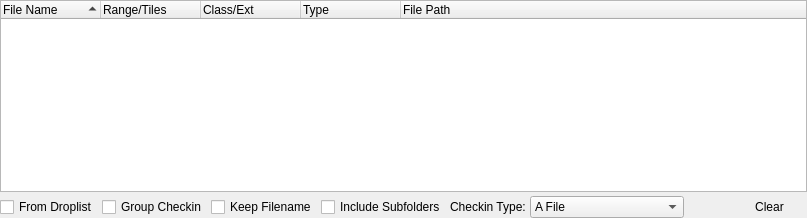
Old version of the form lib/ui/checkin_out/ui_drop_plate.ui in the repository listyque/TACTIC-Handler.
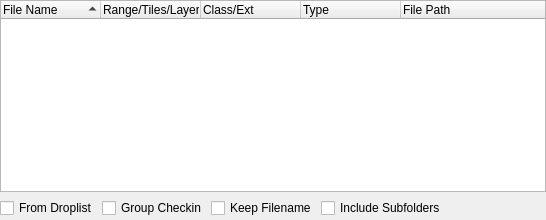
New version of the form.

Commit message:
Drop Plate Rewriting
Removed pyseq from lib.side
Added new File class, and Matching template to parce sequences, udims etc by templates.
Added parcing templates editor (not complete yet)
Bugfixes.
Next to do:
commit of sequences, udims, and folders.
Replace all commit to tactic routines from ui classes, to File class
Bugfixes
Fixes to open cg template

The edit to the form file:
```diff
--- a/lib/ui/checkin_out/ui_drop_plate.ui
+++ b/lib/ui/checkin_out/ui_drop_plate.ui
@@ -2,12 +2,6 @@
 <ui version="4.0">
  <class>dropPlate</class>
  <widget class="QWidget" name="dropPlate">
-  <property name="sizePolicy">
-   <sizepolicy hsizetype="Ignored" vsizetype="Preferred">
-    <horstretch>0</horstretch>
-    <verstretch>0</verstretch>
-   </sizepolicy>
-  </property>
   <property name="windowTitle">
    <string>Form</string>
   </property>
@@ -71,45 +65,6 @@
     </widget>
    </item>
    <item row="1" column="4">
-    <widget class="QLabel" name="checkinTypeLabel">
-     <property name="text">
-      <string>Checkin Type:</string>
-     </property>
-     <property name="textFormat">
-      <enum>Qt::PlainText</enum>
-     </property>
-    </widget>
-   </item>
-   <item row="1" column="5">
-    <widget class="QComboBox" name="checkinTypeComboBox">
-     <item>
-      <property name="text">
-       <string>A File</string>
-      </property>
-     </item>
-     <item>
-      <property name="text">
-       <string>A Sequence</string>
-      </property>
-     </item>
-     <item>
-      <property name="text">
-       <string>A Directory</string>
-      </property>
-     </item>
-     <item>
-      <property name="text">
-       <string>Miltiple Individual Files</string>
-      </property>
-     </item>
-     <item>
-      <property name="text">
-       <string>Work Area</string>
-      </property>
-     </item>
-    </widget>
-   </item>
-   <item row="1" column="6">
     <spacer name="horizontalSpacer">
      <property name="orientation">
       <enum>Qt::Horizontal</enum>
@@ -122,32 +77,35 @@
      </property>
     </spacer>
    </item>
-   <item row="1" column="7">
+   <item row="1" column="6">
     <widget class="QToolButton" name="clearPushButton">
      <property name="sizePolicy">
-      <sizepolicy hsizetype="Preferred" vsizetype="Preferred">
+      <sizepolicy hsizetype="Fixed" vsizetype="Fixed">
        <horstretch>0</horstretch>
        <verstretch>0</verstretch>
       </sizepolicy>
      </property>
      <property name="minimumSize">
       <size>
-       <width>75</width>
-       <height>0</height>
+       <width>24</width>
+       <height>24</height>
       </size>
      </property>
-     <property name="text">
-      <string>Clear</string>
+     <property name="maximumSize">
+      <size>
+       <width>24</width>
+       <height>24</height>
+      </size>
      </property>
      <property name="toolButtonStyle">
-      <enum>Qt::ToolButtonTextBesideIcon</enum>
+      <enum>Qt::ToolButtonIconOnly</enum>
      </property>
      <property name="autoRaise">
       <bool>true</bool>
      </property>
     </widget>
    </item>
-   <item row="0" column="0" colspan="8">
+   <item row="0" column="0" colspan="7">
     <widget class="QTreeWidget" name="dropTreeWidget">
      <property name="sizePolicy">
       <sizepolicy hsizetype="Ignored" vsizetype="Expanding">
@@ -222,7 +180,7 @@
      </column>
      <column>
       <property name="text">
-       <string>Range/Tiles</string>
+       <string>Range/Tiles/Layer</string>
       </property>
      </column>
      <column>
@@ -242,6 +200,34 @@
      </column>
     </widget>
    </item>
+   <item row="1" column="5">
+    <widget class="QToolButton" name="configPushButton">
+     <property name="sizePolicy">
+      <sizepolicy hsizetype="Fixed" vsizetype="Fixed">
+       <horstretch>0</horstretch>
+       <verstretch>0</verstretch>
+      </sizepolicy>
+     </property>
+     <property name="minimumSize">
+      <size>
+       <width>24</width>
+       <height>24</height>
+      </size>
+     </property>
+     <property name="maximumSize">
+      <size>
+       <width>24</width>
+       <height>24</height>
+      </size>
+     </property>
+     <property name="toolButtonStyle">
+      <enum>Qt::ToolButtonIconOnly</enum>
+     </property>
+     <property name="autoRaise">
+      <bool>true</bool>
+     </property>
+    </widget>
+   </item>
   </layout>
  </widget>
  <resources/>
```
The commit also changes 32 other files.
